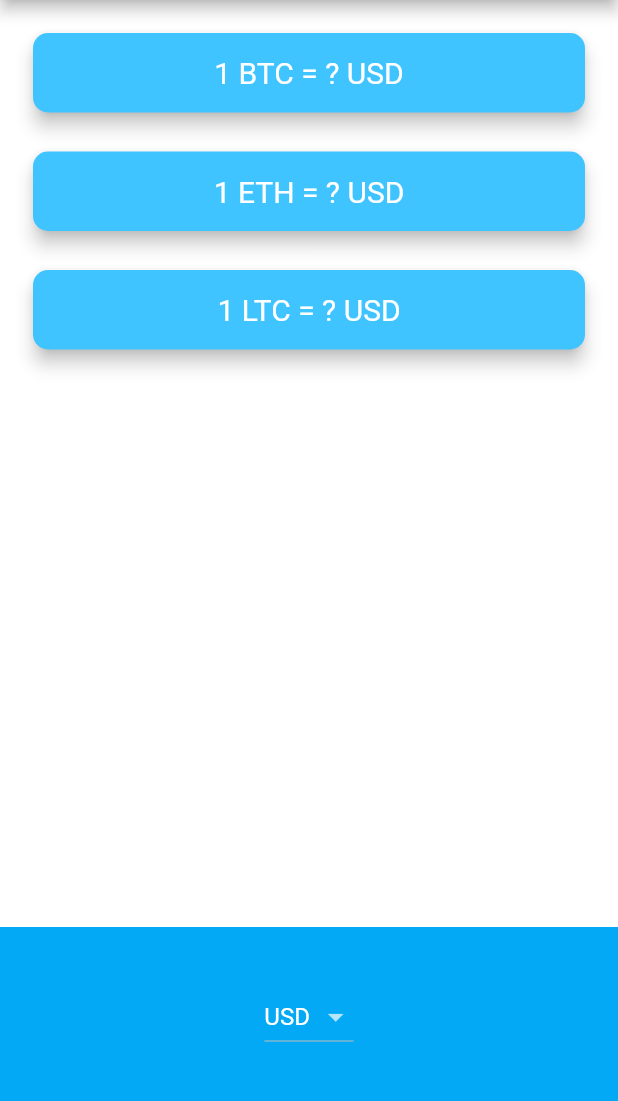
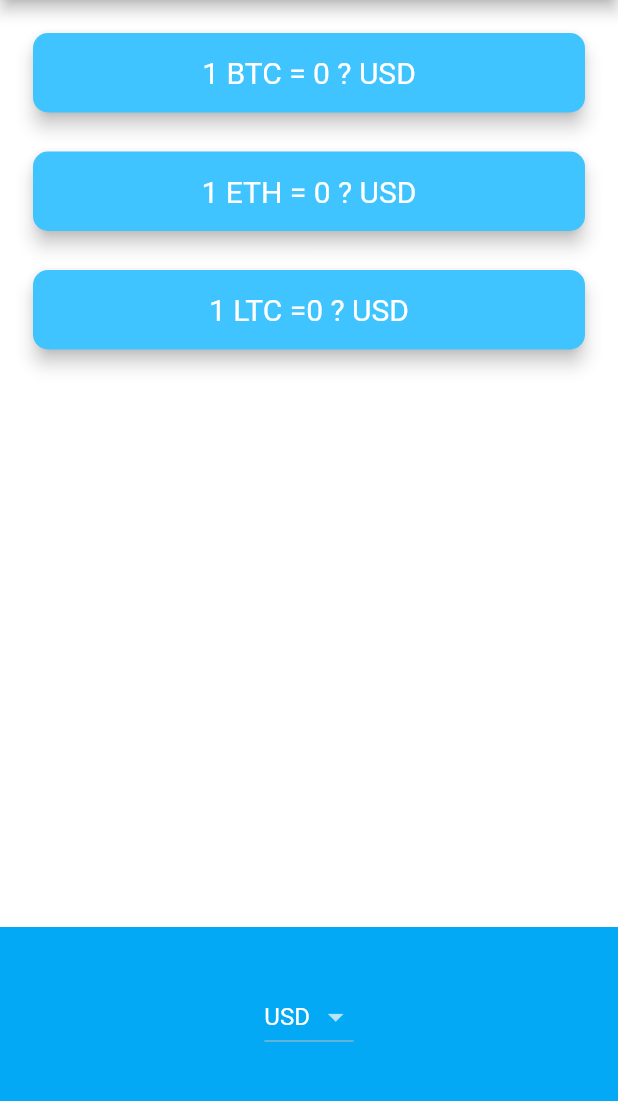
Before and after one commit to HeratUni-CS/bitcoin-ticker-Bashir-Danish, a Flutter app: the screen it shows after launch, on a phone screen of 412 x 824 dp, the part 84-1185 px from its top. Run offline on Flutter 3.47's test engine with Material 2 defaults, Android fonts, the phone set to English and light mode, and no system bars; network calls fail.

Commit message:
dynamic currency & Rates

```diff
--- a/lib/price_screen.dart
+++ b/lib/price_screen.dart
@@ -1,3 +1,4 @@
+import 'package:bitcoin_ticker/services/statistics.dart';
 import 'package:flutter/cupertino.dart';
 import 'package:flutter/material.dart';
 import 'coin_data.dart';
@@ -6,9 +7,17 @@ class PriceScreen extends StatefulWidget {
   @override
   _PriceScreenState createState() => _PriceScreenState();
 }
+
 class _PriceScreenState extends State<PriceScreen> {
+  int btcRate = 0;
+  int ethRate = 0;
+  int ltcRate = 0;
 
-
+  @override
+  void initState() {
+    super.initState();
+    getRates('USD');
+  }
 
   String? selectedCurrency = 'USD';
   DropdownButton getCurrencyDropdown() {
@@ -26,9 +35,21 @@ DropdownButton getCurrencyDropdown() {
         onChanged: (value) {
           setState(() {
             selectedCurrency = value;
+            getRates(value);
           });
         });
   }
+
+  void getRates(String? currency) async {
+    Rates rates = Rates();
+    var data = await rates.getRate(currency);
+    setState(() {
+      btcRate = data[0]['rate'].toInt();
+      ethRate = data[1]['rate'].toInt();
+      ltcRate = data[2]['rate'].toInt();
+    });
+  }
+
   @override
   Widget build(BuildContext context) {
     return Scaffold(
@@ -41,7 +62,6 @@ DropdownButton getCurrencyDropdown() {
         children: <Widget>[
           Column(
             crossAxisAlignment: CrossAxisAlignment.stretch,
-
             children: [
               Padding(
                 padding: const EdgeInsets.fromLTRB(18.0, 18.0, 18.0, 0),
@@ -51,40 +71,20 @@ DropdownButton getCurrencyDropdown() {
                   shape: RoundedRectangleBorder(
                     borderRadius: BorderRadius.circular(10.0),
                   ),
-              child: const Padding(
-                padding: EdgeInsets.symmetric(vertical: 15.0, horizontal: 28.0),
+                  child: Padding(
+                    padding: const EdgeInsets.symmetric(
+                        vertical: 15.0, horizontal: 28.0),
                     child: Text(
-                  '1 BTC = ? USD',
+                      '1 BTC = $btcRate ? $selectedCurrency',
                       textAlign: TextAlign.center,
-                  style: TextStyle(
+                      style: const TextStyle(
                         fontSize: 20.0,
                         color: Colors.white,
                       ),
                     ),
                   ),
                 ),
-          ),Padding(
-            padding: const EdgeInsets.fromLTRB(18.0, 18.0, 18.0, 0),
-            child: Card(
-              color: Colors.lightBlueAccent,
-              elevation: 5.0,
-              shape: RoundedRectangleBorder(
-                borderRadius: BorderRadius.circular(10.0),
               ),
-              child: const Padding(
-                padding: EdgeInsets.symmetric(vertical: 15.0, horizontal: 28.0),
-                child: Text(
-                  '1 ETH = ? USD',
-                  textAlign: TextAlign.center,
-                  style: TextStyle(
-                    fontSize: 20.0,
-                    color: Colors.white,
-                  ),
-                ),
-              ),
-            ),
-          )
-          ,
               Padding(
                 padding: const EdgeInsets.fromLTRB(18.0, 18.0, 18.0, 0),
                 child: Card(
@@ -93,12 +93,35 @@ DropdownButton getCurrencyDropdown() {
                   shape: RoundedRectangleBorder(
                     borderRadius: BorderRadius.circular(10.0),
                   ),
-              child: const Padding(
-                padding: EdgeInsets.symmetric(vertical: 15.0, horizontal: 28.0),
+                  child: Padding(
+                    padding: const EdgeInsets.symmetric(
+                        vertical: 15.0, horizontal: 28.0),
                     child: Text(
-                  '1 LTC = ? USD',
+                      '1 ETH = $ethRate ? $selectedCurrency',
                       textAlign: TextAlign.center,
-                  style: TextStyle(
+                      style: const TextStyle(
+                        fontSize: 20.0,
+                        color: Colors.white,
+                      ),
+                    ),
+                  ),
+                ),
+              ),
+              Padding(
+                padding: const EdgeInsets.fromLTRB(18.0, 18.0, 18.0, 0),
+                child: Card(
+                  color: Colors.lightBlueAccent,
+                  elevation: 5.0,
+                  shape: RoundedRectangleBorder(
+                    borderRadius: BorderRadius.circular(10.0),
+                  ),
+                  child: Padding(
+                    padding: const EdgeInsets.symmetric(
+                        vertical: 15.0, horizontal: 28.0),
+                    child: Text(
+                      '1 LTC =$ltcRate ? $selectedCurrency',
+                      textAlign: TextAlign.center,
+                      style: const TextStyle(
                         fontSize: 20.0,
                         color: Colors.white,
                       ),
@@ -108,7 +131,6 @@ DropdownButton getCurrencyDropdown() {
               ),
             ],
           ),
-
           Container(
             height: 150.0,
             alignment: Alignment.center,
--- a/lib/services/statistics.dart
+++ b/lib/services/statistics.dart
@@ -4,6 +4,7 @@ class Rates {
 
   String apiKey='1AAABBDA-EA69-4A6A-BEF8-0143ED0B2ADE';
   String url='https://rest.coinapi.io/v1/exchangerate';
+
 
 
   Future<dynamic> getRate(String? currency) async{
```
Lines whose indentation alone changed are shown as unchanged.
